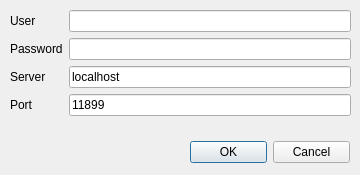
The window that client/connectdialog.ui (garretraziel/icp) describes before a commit, drawn with Qt 5.
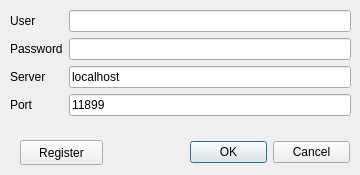
The same window after the commit.

The edit to the form file:
```diff
--- a/client/connectdialog.ui
+++ b/client/connectdialog.ui
@@ -96,6 +96,19 @@
     </item>
    </layout>
   </widget>
+  <widget class="QPushButton" name="pushButton">
+   <property name="geometry">
+    <rect>
+     <x>20</x>
+     <y>140</y>
+     <width>83</width>
+     <height>25</height>
+    </rect>
+   </property>
+   <property name="text">
+    <string>Register</string>
+   </property>
+  </widget>
  </widget>
  <resources/>
  <connections>
```
